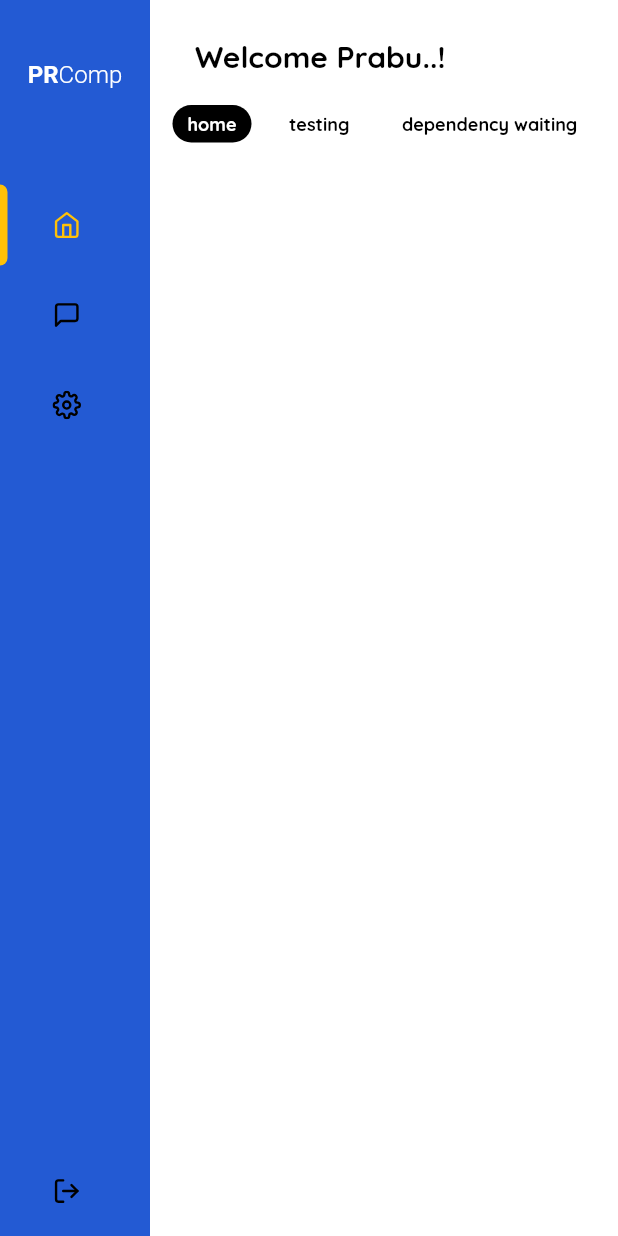
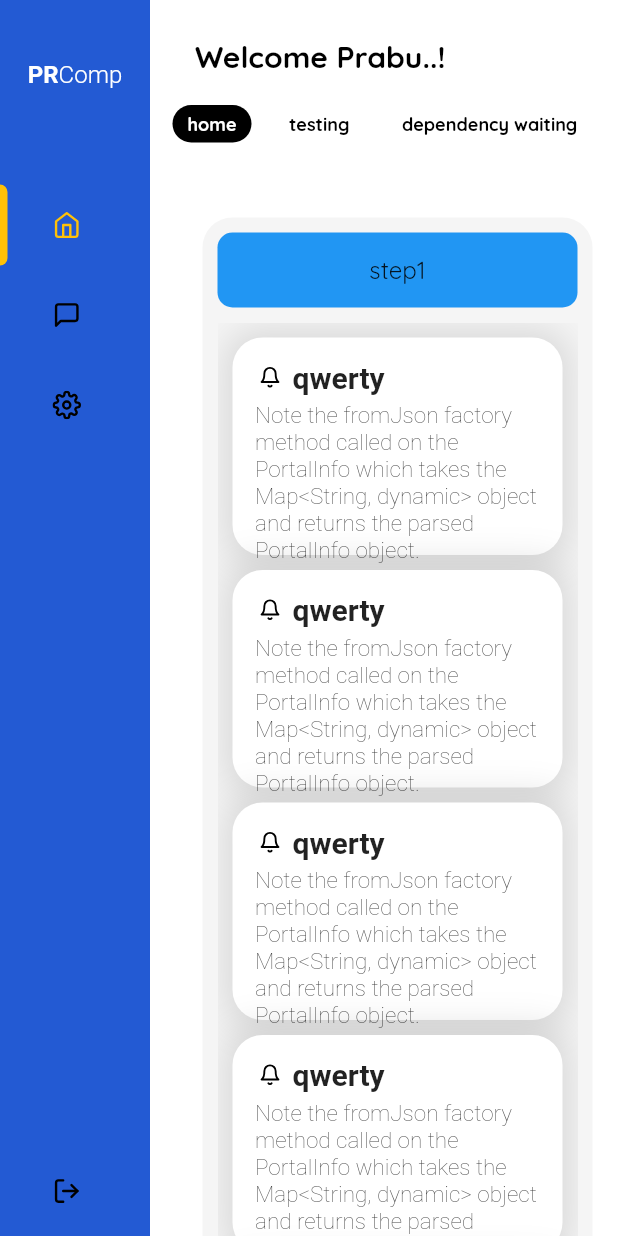
Before and after one commit to praburocking/flutterWebTraining, a Flutter app: the screen it shows after launch, on a phone screen of 412 x 824 dp. Run offline on Flutter 3.47's test engine with Material 2 defaults, Android fonts, the phone set to English and light mode, and no system bars; our stand-ins replace flutter_vector_icons, google_fonts; Roboto replaces fonts that are missing (Akronim).

Commit message:
kanbanview basic added

```diff
--- a/lib/Dashboard.dart
+++ b/lib/Dashboard.dart
@@ -1,6 +1,8 @@
 import 'package:flutter/material.dart';
 import 'package:google_fonts/google_fonts.dart';
+import 'package:myapp/dashboard/CardsScreen.dart';
 import 'package:myapp/dashboard/Tabs.dart';
+import 'package:myapp/dashboard/quickViewCarts.dart';
 
 class DashBoard extends StatefulWidget {
   @override
@@ -42,7 +44,8 @@ class _DashBoardState extends State<DashBoard> {
                 selected: selected,
                 tabs: tabs,
                 onSelect: tabSelect,
-              )
+              ),
+              CardsScreen()
             ],
           ),
         ));
--- a/lib/InnerNavBar.dart
+++ b/lib/InnerNavBar.dart
@@ -95,12 +95,15 @@ class _NavItemState extends State<NavItem> {
                   ),
                 ),
               ),
-              Padding(
-                padding: EdgeInsets.only(left: 30.0),
-                child: Icon(
-                  widget.icon,
-                  color: widget.active ? Colors.amber : Colors.black,
-                  size: 19.0,
+              Container(
+                height: 60,
+                child: Padding(
+                  padding: EdgeInsets.only(left: 30.0),
+                  child: Icon(
+                    widget.icon,
+                    color: widget.active ? Colors.amber : Colors.black,
+                    size: 19.0,
+                  ),
                 ),
               ),
             ],
--- /dev/null
+++ b/lib/dashboard/CardsScreen.dart
@@ -0,0 +1,402 @@
+import 'package:flutter/material.dart';
+import 'package:flutter_vector_icons/flutter_vector_icons.dart';
+import 'package:google_fonts/google_fonts.dart';
+import 'package:myapp/dashboard/quickViewCarts.dart';
+
+class CardsScreen extends StatefulWidget {
+  @override
+  _CardsScreenState createState() => _CardsScreenState();
+}
+
+class _CardsScreenState extends State<CardsScreen> {
+  // List<Map<String,Dynamic>> cardsData=null;
+
+  String text =
+      "Note the fromJson factory method called on the PortalInfo which takes the Map<String, dynamic> object and returns the parsed PortalInfo object.";
+
+  @override
+  Widget build(BuildContext context) {
+    return Container(
+      margin: EdgeInsets.only(top: 50, left: 25),
+      child: Row(
+        children: [
+          Container(
+            width: 260,
+            height: 800,
+            margin: EdgeInsets.only(left: 10, right: 10),
+            padding: EdgeInsets.all(10),
+            decoration: BoxDecoration(
+                color: Colors.grey[100],
+                borderRadius: BorderRadius.circular(20)),
+            child: Column(
+              children: [
+                Container(
+                  width: 260,
+                  height: 50,
+                  margin: EdgeInsets.only(bottom: 10),
+                  alignment: Alignment.center,
+                  decoration: BoxDecoration(
+                      color: Colors.blue,
+                      borderRadius: BorderRadius.circular(10)),
+                  child: Text(
+                    "step1",
+                    style: GoogleFonts.quicksand(fontSize: 16),
+                  ),
+                ),
+                Expanded(
+                  child: ListView(
+                    padding: const EdgeInsets.all(10),
+                    children: [
+                      QuickViewCart(
+                        icon: Feather.bell,
+                        hoverColor: Colors.amber,
+                        text: text,
+                        title: "qwerty",
+                        percent: 60,
+                      ),
+                      QuickViewCart(
+                        icon: Feather.bell,
+                        hoverColor: Colors.amber,
+                        text: text,
+                        title: "qwerty",
+                        percent: 60,
+                      ),
+                      QuickViewCart(
+                        icon: Feather.bell,
+                        hoverColor: Colors.amber,
+                        text: text,
+                        title: "qwerty",
+                        percent: 60,
+                      ),
+                      QuickViewCart(
+                        icon: Feather.bell,
+                        hoverColor: Colors.amber,
+                        text: text,
+                        title: "qwerty",
+                        percent: 60,
+                      ),
+                      QuickViewCart(
+                        icon: Feather.bell,
+                        hoverColor: Colors.amber,
+                        text: text,
+                        title: "qwerty",
+                        percent: 60,
+                      ),
+                      QuickViewCart(
+                        icon: Feather.bell,
+                        hoverColor: Colors.amber,
+                        text: text,
+                        title: "qwerty",
+                        percent: 60,
+                      ),
+                    ],
+                  ),
+                ),
+              ],
+            ),
+          ),
+          Container(
+            width: 260,
+            height: 800,
+            margin: EdgeInsets.only(left: 10, right: 10),
+            padding: EdgeInsets.all(10),
+            decoration: BoxDecoration(
+                color: Colors.grey[100],
+                borderRadius: BorderRadius.circular(20)),
+            child: Column(
+              children: [
+                Container(
+                  width: 260,
+                  height: 50,
+                  margin: EdgeInsets.only(bottom: 10),
+                  alignment: Alignment.center,
+                  decoration: BoxDecoration(
+                      color: Colors.blue,
+                      borderRadius: BorderRadius.circular(10)),
+                  child: Text(
+                    "step1",
+                    style: GoogleFonts.quicksand(fontSize: 16),
+                  ),
+                ),
+                Expanded(
+                  child: ListView(
+                    padding: const EdgeInsets.all(10),
+                    children: [
+                      QuickViewCart(
+                        icon: Feather.bell,
+                        hoverColor: Colors.amber,
+                        text: text,
+                        title: "qwerty",
+                        percent: 60,
+                      ),
+                      QuickViewCart(
+                        icon: Feather.bell,
+                        hoverColor: Colors.amber,
+                        text: text,
+                        title: "qwerty",
+                        percent: 60,
+                      ),
+                      QuickViewCart(
+                        icon: Feather.bell,
+                        hoverColor: Colors.amber,
+                        text: text,
+                        title: "qwerty",
+                        percent: 60,
+                      ),
+                      QuickViewCart(
+                        icon: Feather.bell,
+                        hoverColor: Colors.amber,
+                        text: text,
+                        title: "qwerty",
+                        percent: 60,
+                      ),
+                      QuickViewCart(
+                        icon: Feather.bell,
+                        hoverColor: Colors.amber,
+                        text: text,
+                        title: "qwerty",
+                        percent: 60,
+                      ),
+                      QuickViewCart(
+                        icon: Feather.bell,
+                        hoverColor: Colors.amber,
+                        text: text,
+                        title: "qwerty",
+                        percent: 60,
+                      ),
+                    ],
+                  ),
+                ),
+              ],
+            ),
+          ),
+          Container(
+            width: 260,
+            height: 800,
+            margin: EdgeInsets.only(left: 10, right: 10),
+            padding: EdgeInsets.all(10),
+            decoration: BoxDecoration(
+                color: Colors.grey[100],
+                borderRadius: BorderRadius.circular(20)),
+            child: Column(
+              children: [
+                Container(
+                  width: 260,
+                  height: 50,
+                  margin: EdgeInsets.only(bottom: 10),
+                  alignment: Alignment.center,
+                  decoration: BoxDecoration(
+                      color: Colors.blue,
+                      borderRadius: BorderRadius.circular(10)),
+                  child: Text(
+                    "step1",
+                    style: GoogleFonts.quicksand(fontSize: 16),
+                  ),
+                ),
+                Expanded(
+                  child: ListView(
+                    padding: const EdgeInsets.all(10),
+                    children: [
+                      QuickViewCart(
+                        icon: Feather.bell,
+                        hoverColor: Colors.amber,
+                        text: text,
+                        title: "qwerty",
+                        percent: 60,
+                      ),
+                      QuickViewCart(
+                        icon: Feather.bell,
+                        hoverColor: Colors.amber,
+                        text: text,
+                        title: "qwerty",
+                        percent: 60,
+                      ),
+                      QuickViewCart(
+                        icon: Feather.bell,
+                        hoverColor: Colors.amber,
+                        text: text,
+                        title: "qwerty",
+                        percent: 60,
+                      ),
+                      QuickViewCart(
+                        icon: Feather.bell,
+                        hoverColor: Colors.amber,
+                        text: text,
+                        title: "qwerty",
+                        percent: 60,
+                      ),
+                      QuickViewCart(
+                        icon: Feather.bell,
+                        hoverColor: Colors.amber,
+                        text: text,
+                        title: "qwerty",
+                        percent: 60,
+                      ),
+                      QuickViewCart(
+                        icon: Feather.bell,
+                        hoverColor: Colors.amber,
+                        text: text,
+                        title: "qwerty",
+                        percent: 60,
+                      ),
+                    ],
+                  ),
+                ),
+              ],
+            ),
+          ),
+          Container(
+            width: 260,
+            height: 800,
+            margin: EdgeInsets.only(left: 3, right: 3),
+            decoration: BoxDecoration(
+              color: Colors.grey[100],
+            ),
+            child: ListView(
+              padding: const EdgeInsets.all(10),
+              children: [
+                QuickViewCart(
+                  icon: Feather.bell,
+                  hoverColor: Colors.amber,
+                  text: text,
+                  title: "qwerty",
+                  percent: 60,
+                ),
+                QuickViewCart(
+                  icon: Feather.bell,
+                  hoverColor: Colors.amber,
+                  text: text,
+                  title: "qwerty",
+                  percent: 60,
+                ),
+                QuickViewCart(
+                  icon: Feather.bell,
+                  hoverColor: Colors.amber,
+                  text: text,
+                  title: "qwerty",
+                  percent: 60,
+                ),
+                QuickViewCart(
+                  icon: Feather.bell,
+                  hoverColor: Colors.amber,
+                  text: text,
+                  title: "qwerty",
+                  percent: 60,
+                ),
+                QuickViewCart(
+                  icon: Feather.bell,
+                  hoverColor: Colors.amber,
+                  text: text,
+                  title: "qwerty",
+                  percent: 60,
+                ),
+                QuickViewCart(
+                  icon: Feather.bell,
+                  hoverColor: Colors.amber,
+                  text: text,
+                  title: "qwerty",
+                  percent: 60,
+                ),
+              ],
+            ),
+          ),
+          Container(
+            width: 260,
+            height: 800,
+            margin: EdgeInsets.only(left: 3, right: 3),
+            decoration: BoxDecoration(
+              color: Colors.grey[100],
+            ),
+            child: ListView(
+              padding: const EdgeInsets.all(10),
+              children: [
+                QuickViewCart(
+                  icon: Feather.bell,
+                  hoverColor: Colors.amber,
+                  text: text,
+                  title: "qwerty",
+                  percent: 60,
+                ),
+                QuickViewCart(
+                  icon: Feather.bell,
+                  hoverColor: Colors.amber,
+                  text: text,
+                  title: "qwerty",
+                  percent: 60,
+                ),
+                QuickViewCart(
+                  icon: Feather.bell,
+                  hoverColor: Colors.amber,
+                  text: text,
+                  title: "qwerty",
+                  percent: 60,
+                ),
+                QuickViewCart(
+                  icon: Feather.bell,
+                  hoverColor: Colors.amber,
+                  text: text,
+                  title: "qwerty",
+                  percent: 60,
+                ),
+                QuickViewCart(
+                  icon: Feather.bell,
+                  hoverColor: Colors.amber,
+                  text: text,
+                  title: "qwerty",
+                  percent: 60,
+                ),
+                QuickViewCart(
+                  icon: Feather.bell,
+                  hoverColor: Colors.amber,
+                  text: text,
+                  title: "qwerty",
+                  percent: 60,
+                ),
+              ],
+            ),
+          ),
+        ],
+      ),
+    );
+  }
+}
+
+//  Row(
+//           children: [
+//             QuickViewCart(
+//               icon: Feather.bell,
+//               hoverColor: Colors.amber,
+//               text: text,
+//               title: "qwerty",
+//               percent: 60,
+//             ),
+//             QuickViewCart(
+//               icon: Feather.bell,
+//               hoverColor: Colors.amber,
+//               text: "test",
+//               title: "qwerty",
+//               percent: 60,
+//             ),
+//             QuickViewCart(
+//               icon: Feather.bell,
+//               hoverColor: Colors.amber,
+//               text: "test",
+//               title: "qwerty",
+//               percent: 60,
+//             ),
+//           ],
+//         ),
+
+// Container(
+//             width: 260,
+//             height: 50,
+//             margin: EdgeInsets.only(bottom: 10),
+//             alignment: Alignment.center,
+//             decoration: BoxDecoration(
+//                 color: Colors.blue,
+//                 borderRadius: BorderRadius.circular(10)),
+//             child: Text(
+//               "step1",
+//               style: GoogleFonts.quicksand(fontSize: 16),
+//             ),
+//           ),
--- a/lib/dashboard/Tabs.dart
+++ b/lib/dashboard/Tabs.dart
@@ -13,16 +13,22 @@ class Tabs extends StatefulWidget {
 class _TabState extends State<Tabs> {
   List<Widget> _createTab() {
     return new List<Widget>.generate(widget.tabs.length, (int index) {
-      return InkWell(
+      return Container(
+        margin: EdgeInsets.only(left: 15),
+        decoration: BoxDecoration(
+            borderRadius: BorderRadius.circular(20),
+            color:
+                index == widget.selected ? Colors.black : Colors.transparent),
+        child: Material(
+          color: Colors.transparent,
+          child: InkWell(
+            hoverColor: Colors.transparent,
             onTap: () {
               widget.onSelect(index);
             },
             child: Container(
-            margin: EdgeInsets.only(left: 15),
-            padding: EdgeInsets.only(left: 10, right: 10, top: 5, bottom: 5),
-            decoration: BoxDecoration(
-                borderRadius: BorderRadius.circular(20),
-                color: index == widget.selected ? Colors.black : Colors.white),
+                padding:
+                    EdgeInsets.only(left: 10, right: 10, top: 5, bottom: 5),
                 child: Text(widget.tabs[index],
                     style: GoogleFonts.quicksand(
                         fontSize: 12.0,
@@ -30,6 +36,8 @@ class _TabState extends State<Tabs> {
                         color: widget.selected == index
                             ? Colors.white
                             : Colors.black))),
+          ),
+        ),
       );
     });
   }
--- /dev/null
+++ b/lib/dashboard/quickViewCarts.dart
@@ -0,0 +1,91 @@
+import 'package:flutter/material.dart';
+import 'package:google_fonts/google_fonts.dart';
+
+class QuickViewCart extends StatefulWidget {
+  final IconData icon;
+  final String title;
+  final Color hoverColor;
+  final String text;
+  final int percent;
+
+  QuickViewCart(
+      {this.icon, this.title, this.hoverColor, this.text, this.percent});
+
+  @override
+  _QuickViewCartState createState() => _QuickViewCartState();
+}
+
+class _QuickViewCartState extends State<QuickViewCart> {
+  bool onHovered = false;
+  @override
+  Widget build(BuildContext context) {
+    return Container(
+      margin: EdgeInsets.only(bottom: 10),
+      child: MouseRegion(
+        onEnter: (value) {
+          setState(() {
+            onHovered = true;
+          });
+        },
+        onExit: (value) {
+          setState(() {
+            onHovered = false;
+          });
+        },
+        child: AnimatedContainer(
+          duration: Duration(milliseconds: 300),
+          width: onHovered ? 250 : 245,
+          height: onHovered ? 150 : 145,
+          decoration: BoxDecoration(
+              color: onHovered ? widget.hoverColor : Colors.white,
+              borderRadius: BorderRadius.circular(20),
+              boxShadow: [
+                BoxShadow(
+                    color: Colors.black12, blurRadius: 20.0, spreadRadius: 5)
+              ]),
+          child: Container(
+            margin: EdgeInsets.all(15),
+            alignment: Alignment.center,
+            child: Column(
+              children: [
+                Row(
+                  children: [
+                    Container(
+                      height: 20,
+                      width: 20,
+                      margin: EdgeInsets.only(right: 5),
+                      child: Icon(
+                        widget.icon,
+                        color: onHovered ? Colors.white : Colors.black,
+                        size: 15,
+                      ),
+                      decoration: BoxDecoration(
+                          borderRadius: BorderRadius.circular(20),
+                          color: onHovered ? Colors.black : Colors.transparent),
+                    ),
+                    Container(
+                      child: Text(
+                        widget.title,
+                        style: GoogleFonts.aBeeZee(
+                            fontWeight: FontWeight.bold, fontSize: 20),
+                      ),
+                    ),
+                  ],
+                ),
+                Container(
+                  alignment: Alignment.topLeft,
+                  margin: EdgeInsets.only(top: 5),
+                  child: Text(
+                    widget.text,
+                    style: GoogleFonts.akronim(
+                        fontWeight: FontWeight.w100, fontSize: 15),
+                  ),
+                )
+              ],
+            ),
+          ),
+        ),
+      ),
+    );
+  }
+}
```
Lines whose indentation alone changed are shown as unchanged.
